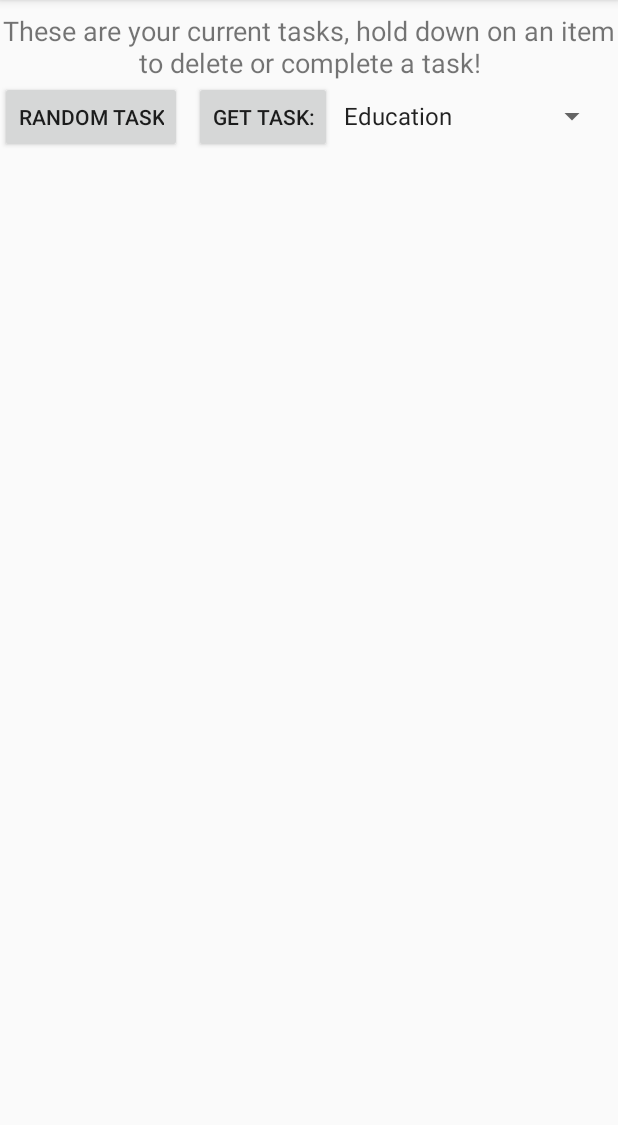
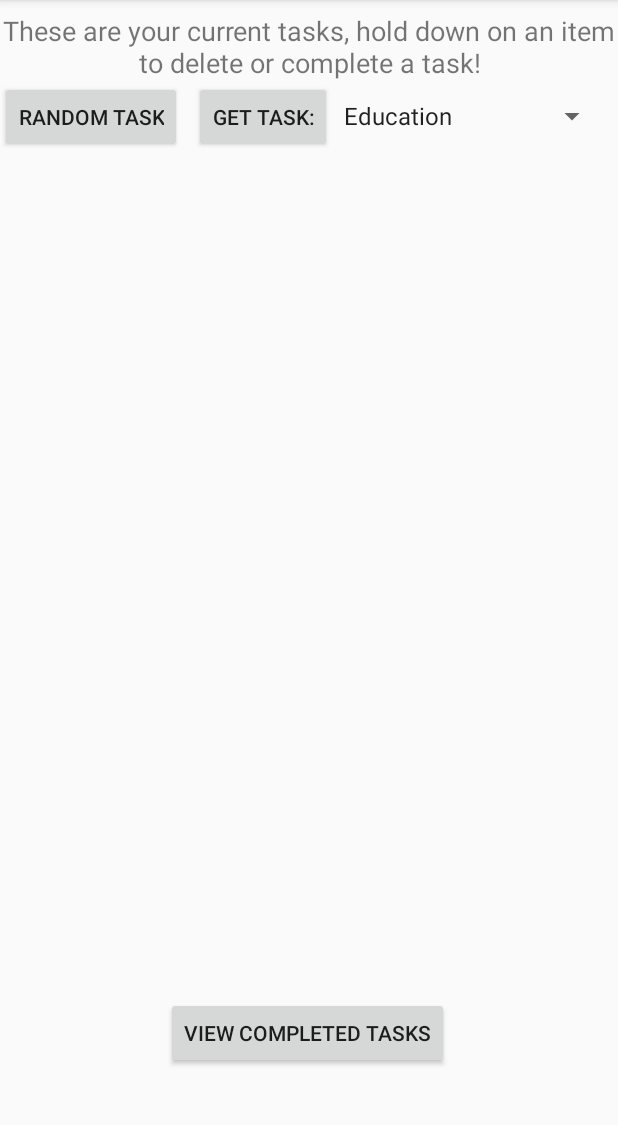
Before and after one commit to xchen629/MobileAppFinalProject, an Android app: the taskActivity screen opened directly, with no data from a screen before it, on a phone screen of 412 x 824 dp, the part 84-1209 px from its top. Run offline under Robolectric (Android 15) with nearby library versions, the phone set to English and light mode, and no system bars; our stand-ins replace Firebase (no records; nobody signed in at launch, a user with empty details on screens opened directly), Picasso; libraries missing offline, so code that uses them is left out: io.opencensus.metrics; pictures from the network do not load.

Commit message:
saving tasks to database
-created activity for completed tasks, which is currently empty
-generated tasks are now saved to "Tasks" in firebase database along with logged in users Id

```diff
--- a/app/src/main/java/com/example/finalProject/MainActivity.kt
+++ b/app/src/main/java/com/example/finalProject/MainActivity.kt
@@ -14,6 +14,7 @@ import com.firebase.ui.auth.AuthUI
 import com.google.firebase.auth.FirebaseAuth
 import com.google.firebase.firestore.FirebaseFirestore
 import com.google.firebase.firestore.ktx.toObjects
+import com.google.firebase.ktx.Firebase
 import kotlinx.android.synthetic.main.activity_main.*
 import kotlinx.android.synthetic.main.content_main.*
 
@@ -39,6 +40,8 @@ class MainActivity : AppCompatActivity() {
 
         // Get a Cloud Firestore instance
         fireBaseDb = FirebaseFirestore.getInstance()
+        //gets user id
+        Log.d("test",FirebaseAuth.getInstance().currentUser!!.uid)
 
 
         // #### Authentication using FirebaseAuth #####
@@ -49,6 +52,8 @@ class MainActivity : AppCompatActivity() {
 
     }
 
+
+    //goes to task list activity
     fun launchSecondActivity(view: View) {
         // Launch the second activity
         val intent = Intent(this, taskActivity::class.java)
--- a/app/src/main/java/com/example/finalProject/Task.kt
+++ b/app/src/main/java/com/example/finalProject/Task.kt
@@ -13,7 +13,9 @@ data class Task(
     val participants: String,
     val price: String,
     val link:String,
-    val key: Int
+    val key: Int,
+    val image: String? = null,
+    val uid: String? = null
 )
 
 
--- a/app/src/main/res/layout/activity_task.xml
+++ b/app/src/main/res/layout/activity_task.xml
@@ -73,4 +73,17 @@
         app:layout_constraintTop_toBottomOf="@+id/taskTitle"
         app:layout_constraintVertical_bias="0.409" />
 
+    <Button
+        android:id="@+id/completedTask_Btn"
+        android:layout_width="wrap_content"
+        android:layout_height="wrap_content"
+        android:onClick="launchCompletedTaskActivity"
+        android:text="View Completed Tasks"
+        app:layout_constraintBottom_toBottomOf="parent"
+        app:layout_constraintEnd_toEndOf="parent"
+        app:layout_constraintHorizontal_bias="0.497"
+        app:layout_constraintStart_toStartOf="parent"
+        app:layout_constraintTop_toBottomOf="@+id/task_recycler_view"
+        app:layout_constraintVertical_bias="0.311" />
+
 </androidx.constraintlayout.widget.ConstraintLayout>
```
Also changed, not shown: app/src/main/AndroidManifest.xml (+5 -4 lines), app/src/main/java/com/example/finalProject/CompletedTaskActivity.kt (added, +22 -0 lines), app/src/main/java/com/example/finalProject/TasksAdapter.kt (+25 -0 lines), app/src/main/java/com/example/finalProject/taskActivity.kt (+42 -1 lines), app/src/main/res/layout/activity_completed_task.xml (added, +21 -0 lines).
